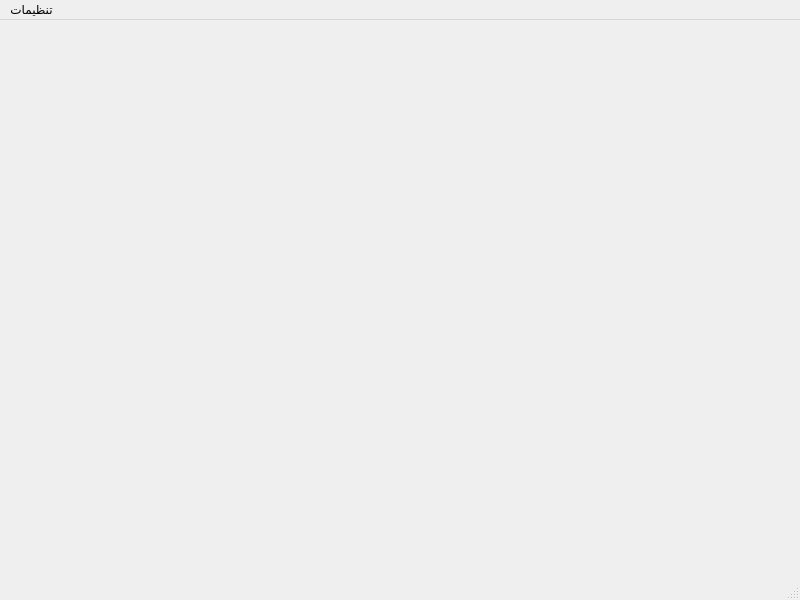
Before: the Qt Designer form allcommoditywindow.ui in Alireza8hi/Project-DigiKala, drawn with Qt 5.
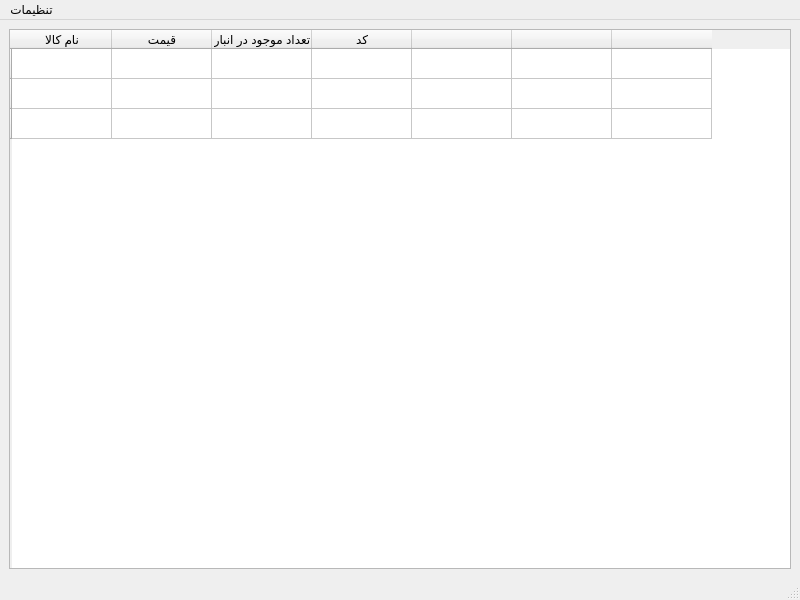
After: the same form once the commit is applied.

```diff
--- a/allcommoditywindow.ui
+++ b/allcommoditywindow.ui
@@ -13,7 +13,64 @@
   <property name="windowTitle">
    <string>MainWindow</string>
   </property>
-  <widget class="QWidget" name="centralwidget"/>
+  <widget class="QWidget" name="centralwidget">
+   <layout class="QGridLayout" name="gridLayout">
+    <item row="0" column="0">
+     <widget class="QTableWidget" name="tableWidget">
+      <row>
+       <property name="text">
+        <string/>
+       </property>
+      </row>
+      <row>
+       <property name="text">
+        <string/>
+       </property>
+      </row>
+      <row>
+       <property name="text">
+        <string/>
+       </property>
+      </row>
+      <column>
+       <property name="text">
+        <string>نام کالا</string>
+       </property>
+      </column>
+      <column>
+       <property name="text">
+        <string>قیمت</string>
+       </property>
+      </column>
+      <column>
+       <property name="text">
+        <string>تعداد موجود در انبار</string>
+       </property>
+      </column>
+      <column>
+       <property name="text">
+        <string>کد</string>
+       </property>
+      </column>
+      <column>
+       <property name="text">
+        <string/>
+       </property>
+      </column>
+      <column>
+       <property name="text">
+        <string/>
+       </property>
+      </column>
+      <column>
+       <property name="text">
+        <string/>
+       </property>
+      </column>
+     </widget>
+    </item>
+   </layout>
+  </widget>
   <widget class="QMenuBar" name="menubar">
    <property name="geometry">
     <rect>
```
